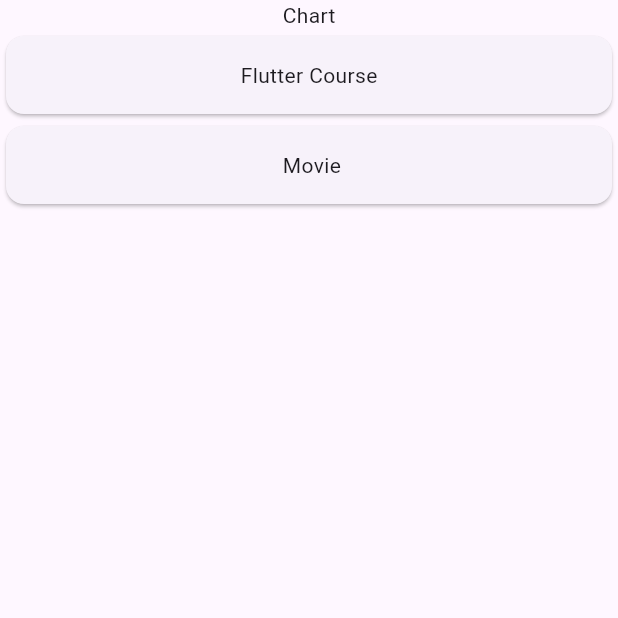
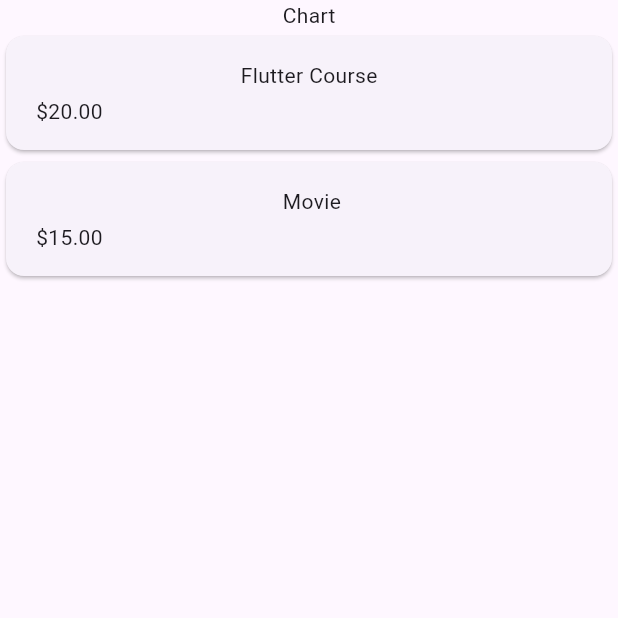
Before and after one commit to bibek698/expense_tracker, a Flutter app: the screen it shows after launch, on a phone screen of 412 x 824 dp, the top half of it. Run offline on Flutter 3.47's test engine with Material 3 defaults, Android fonts, the phone set to English and light mode, and no system bars.

Commit message:
refactor expense_item.dart

```diff
--- a/lib/widgets/expenses_list/expense_item.dart
+++ b/lib/widgets/expenses_list/expense_item.dart
@@ -17,6 +17,14 @@ class ExpenseItem extends StatelessWidget{
         child: Column(
           children: [
             Text(expense.title),
+            const SizedBox(height: 4,),
+            Row(
+              children: [
+                Text('\$${expense.amount.toStringAsFixed(2)}'),
+                const Spacer(), //takes all the remaining space
+                Row(),
+              ],
+            )
           ],
         ),
       ),
```
